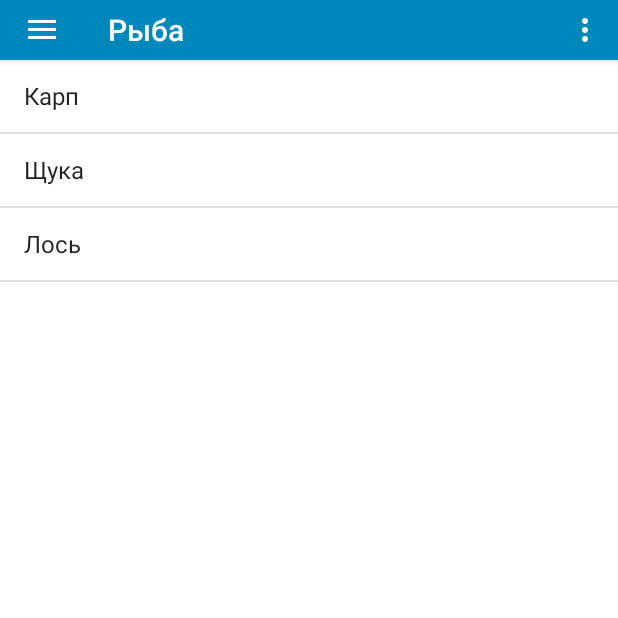
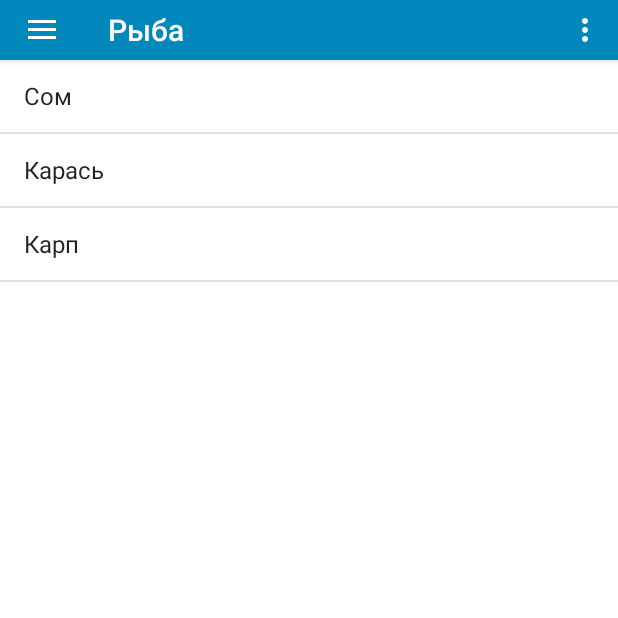
Before and after one commit to nevilov/FishermanHandbook, an Android app: the screen it shows after launch (MainActivity), in the options menu, after a tap on "Settings", on a phone screen of 412 x 824 dp, the top half of it. Run offline under Robolectric (Android 15) with nearby library versions, the phone set to English and light mode, and no system bars; our stand-ins replace navigation-ui.

Commit message:
V-0.5 Error TextContent.java

```diff
--- a/app/src/main/java/com/example/fisherhanbook/MainActivity.java
+++ b/app/src/main/java/com/example/fisherhanbook/MainActivity.java
@@ -34,24 +34,24 @@ public class MainActivity extends AppCompatActivity implements NavigationView.On
     private String[] array;
     private ArrayAdapter<String> adapter;
     private Toolbar toolbar;
-
+    private int IndexCategory = 0;
 
     @Override
     protected void onCreate(Bundle savedInstanceState) {
         super.onCreate(savedInstanceState);
         setContentView(R.layout.activity_main);
 
-
         toolbar = findViewById(R.id.toolbar);
         setSupportActionBar(toolbar);
 
         list = findViewById(R.id.listView);
-        array  = getResources().getStringArray(R.array.fish_array); // Находим массив с рыбами
+        array  = getResources().getStringArray(R.array.fish); // Находим массив с рыбами
         adapter = new ArrayAdapter<>(this, android.R.layout.simple_list_item_1, new ArrayList<String>(Arrays.asList(array))); //Синхронизируем адаптер и массив
         list.setAdapter(adapter);//Синхронизируем LW и адаптер
 
         NavigationView navigationView = findViewById(R.id.nav_view);
         drawer = findViewById(R.id.drawer_layout);
+
         navigationView.setNavigationItemSelectedListener(this); // Указание, что слушатель нажатий находится здесь
         ActionBarDrawerToggle toggle = new ActionBarDrawerToggle(this, drawer, toolbar, R.string.navigation_drawer_open, R.string.navigation_drawer_close); //Добавляем в меню кнопку
         drawer.addDrawerListener(toggle);
@@ -60,14 +60,17 @@ public class MainActivity extends AppCompatActivity implements NavigationView.On
         /*Слушатель на нажатия отдельных итемов (вывод экрана при нажатии на итем)*/
         list.setOnItemClickListener(new AdapterView.OnItemClickListener() {
             @Override
-            public void onItemClick(AdapterView<?> adapterView, View view, int i, long l) {
+            public void onItemClick(AdapterView<?> adapterView, View view, int id, long position) {
                 Intent intent = new Intent(MainActivity.this,TextContent.class);
                 startActivity(intent);
+                /*Передаем значения в другой Activity*/
+                intent.putExtra("Category",IndexCategory);
+                intent.putExtra("Position",position);
+
             }
         });
 
     }
-
     @Override
     public boolean onCreateOptionsMenu(Menu menu) {
         getMenuInflater().inflate(R.menu.main, menu);
@@ -82,11 +85,12 @@ public class MainActivity extends AppCompatActivity implements NavigationView.On
         switch (id){
             case R.id.fish:
                 toolbar.setTitle(R.string.menu_fish);
-                array = getResources().getStringArray(R.array.fish_array);
+                array = getResources().getStringArray(R.array.fish);
                 adapter.clear();
                 adapter.addAll(array); // Добавляем новые элементы массива
                 adapter.notifyDataSetChanged(); // Обновляем новые элементы массива
                // Toast.makeText(this, "Привет, домой", Toast.LENGTH_SHORT).show();
+                IndexCategory = 0;
                 break;
             case R.id.bait:
                 toolbar.setTitle(R.string.menu_bait);
@@ -94,6 +98,7 @@ public class MainActivity extends AppCompatActivity implements NavigationView.On
                 adapter.clear();
                 adapter.addAll(array);
                 adapter.notifyDataSetChanged();
+                IndexCategory = 1;
                 break;
             case R.id.tackle:
                 toolbar.setTitle(R.string.menu_tackle);
@@ -101,6 +106,7 @@ public class MainActivity extends AppCompatActivity implements NavigationView.On
                 adapter.clear();
                 adapter.addAll(array);
                 adapter.notifyDataSetChanged();
+                IndexCategory = 2;
                 break;
         }
 
--- a/app/src/main/java/com/example/fisherhanbook/TextContent.java
+++ b/app/src/main/java/com/example/fisherhanbook/TextContent.java
@@ -1,14 +1,57 @@
 package com.example.fisherhanbook;
+
+import android.content.Intent;
 import android.os.Bundle;
-import android.os.PersistableBundle;
+import android.widget.ImageView;
+import android.widget.TextView;
 
 import androidx.annotation.Nullable;
 import androidx.appcompat.app.AppCompatActivity;
 
+import org.w3c.dom.Text;
+
 public class TextContent extends AppCompatActivity {
+    private int category = 0;
+    private int position = 0;
+
+    private int [] arrayFish = { R.string.FishInfo_Som, R.string.FishInfo_Karas, R.string.FishInfo_Karp}; //Массив для рыб, индекс элементов массива arrays должны совпадать с номером information
+    private int [] arrayBait = {R.string.BaitInfo_Bread}; //Массив для снастей
+    private int [] arrayTackle = {R.string.TackleInfo_FishingRod};
+
+    private int [] ImageFishArray = {R.drawable.som, R.drawable.karas, R.drawable.karp}; //Массив для картинок с рыбами
+
+    private ImageView iContent;
+    private TextView TextContent;
+
     @Override
     public void onCreate(@Nullable Bundle savedInstanceState/*, @Nullable PersistableBundle persistentState*/) {
         super.onCreate(savedInstanceState);
         setContentView(R.layout.text_content);
+
+        iContent = findViewById(R.id.ImageContent);
+        TextContent = findViewById(R.id.text_fish);
+
+        reciveIntent();
+    }
+    private void reciveIntent(){
+        Intent i = getIntent();
+        if(i!= null){ //Получаем данные
+            category = i.getIntExtra("Category",0);
+            position = i.getIntExtra("Position",0);
+        }
+        switch (category) {
+            case 0:
+                TextContent.setText(arrayFish[position]); // Мы передаем в TW массив, индексом которого является номер элемента
+                iContent.setImageResource(ImageFishArray[position]);
+                break;
+            case 1:
+                TextContent.setText(arrayBait[position]);
+                break;
+            case 2:
+                TextContent.setText(arrayTackle[position]);
+                break;
+
+        }
+
     }
 }
--- a/app/src/main/res/layout/text_content.xml
+++ b/app/src/main/res/layout/text_content.xml
@@ -26,7 +26,7 @@
                 android:orientation="horizontal">
 
                 <ImageView
-                    android:id="@+id/imageView2"
+                    android:id="@+id/ImageContent"
                     android:layout_width="wrap_content"
                     android:layout_height="150dp"
                     android:layout_weight="1"
@@ -35,7 +35,7 @@
             </LinearLayout>
 
             <TextView
-                android:id="@+id/text_maincontent"
+                android:id="@+id/text_fish"
                 android:layout_width="match_parent"
                 android:layout_height="match_parent"
                 android:layout_marginLeft="4dp"
@@ -43,7 +43,7 @@
                 android:layout_marginRight="4dp"
                 android:layout_marginBottom="10dp"
                 android:layout_weight="1"
-                android:text="@string/fish_info" />
+                android:text="@string/FishInfo_Som" />
 
             <LinearLayout
                 android:layout_width="match_parent"
--- a/app/src/main/res/values/arrays.xml
+++ b/app/src/main/res/values/arrays.xml
@@ -1,18 +1,19 @@
 <?xml version="1.0" encoding="utf-8"?>
 <resources>
-    <string-array name="fish_array">
+    <string-array name="fish">
+        <item>Сом</item>
+        <item>Карась</item>
         <item>Карп</item>
-        <item>Щука</item>
-        <item>Лось</item>
+    </string-array>
+    <string-array name="bait">
+        <item>Хлеб</item>
+        <item>Кукуруза</item>
+        <item>Червяк</item>
     </string-array>
     <string-array name="tackle">
         <item>Удочка</item>
         <item>Спиннинг</item>
         <item>Донная снать (Донка)</item>
     </string-array>
-    <string-array name="bait">
-        <item>Кукуруза</item>
-        <item>Хлеб</item>
-        <item>Червяк</item>
-    </string-array>
+
 </resources>
```
Also changed, not shown: app/src/main/res/values/Information.xml (+20 -1 lines), app/src/main/res/drawable-v21/karas.png (added), app/src/main/res/drawable/karp.png (added).
